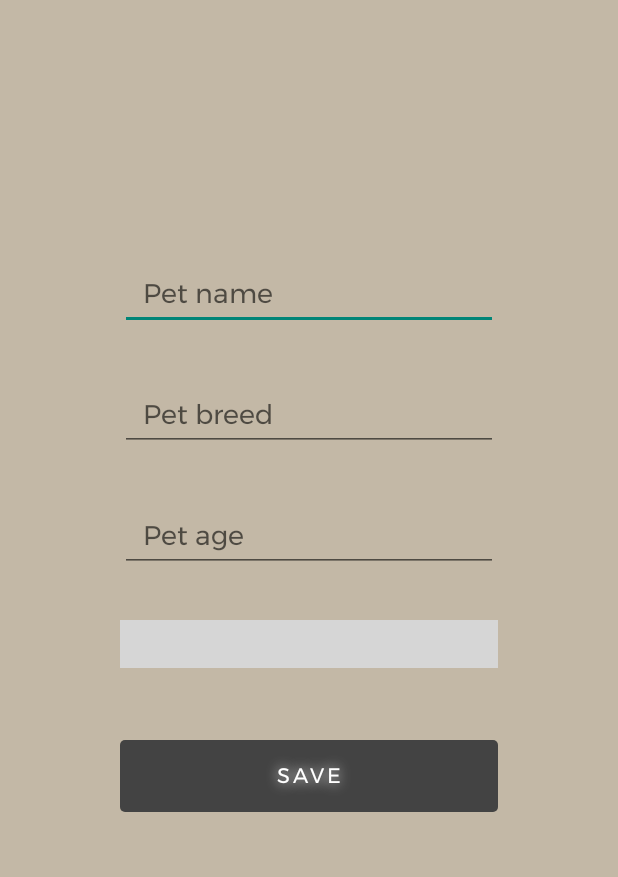
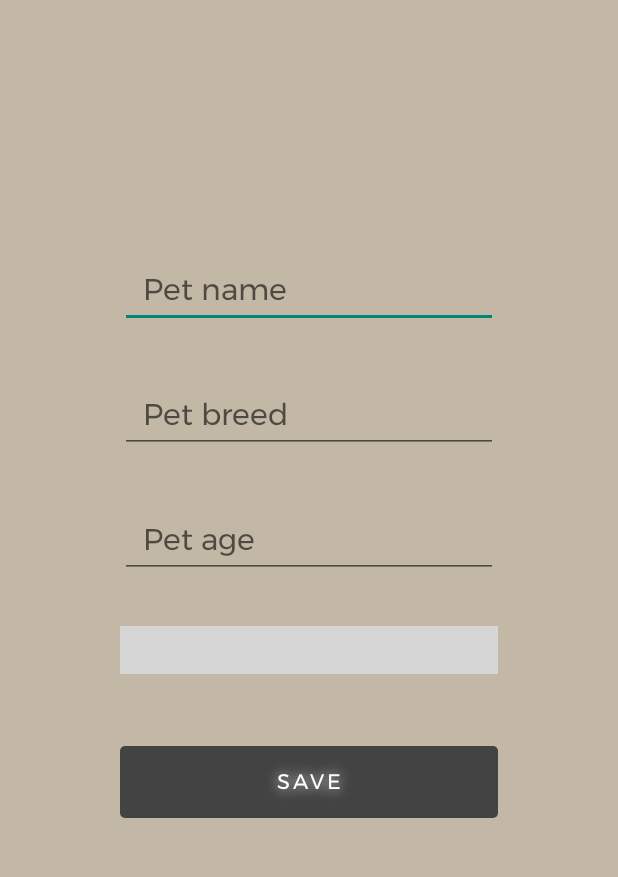
Before and after one commit to aleks-vorgen/home-pets-directory, an Android app built with Jetpack Compose: the screen it shows after launch (MainActivity), in the side drawer, after a tap on "Add pet", on a phone screen of 412 x 824 dp, the part 84-961 px from its top. Run offline under Robolectric (Android 15) with nearby library versions, the phone set to English and light mode, and no system bars; our stand-ins replace navigation-ui; libraries missing offline, so code that uses them is left out: com.skydoves.powerspinner; plain views replace PowerSpinnerView; 5 statements that could not run were skipped; grey boxes are pictures that could not be loaded.

Commit message:
Pet details view now accessible

```diff
--- a/app/build.gradle.kts
+++ b/app/build.gradle.kts
@@ -61,6 +61,8 @@ dependencies {
     implementation(libs.androidx.room.ktx)
     implementation(libs.androidx.lifecycle.livedata.ktx)
 
+    implementation(libs.androidx.lifecycle.viewmodel.ktx)
+
     //Spinner
     implementation(libs.powerspinner)
 
--- a/app/src/main/java/com/example/odz/AddPetFragment.kt
+++ b/app/src/main/java/com/example/odz/AddPetFragment.kt
@@ -7,7 +7,7 @@ import android.view.ViewGroup
 import android.widget.Toast
 import androidx.fragment.app.Fragment
 import androidx.recyclerview.widget.LinearLayoutManager
-import com.example.odz.database.Database
+import com.example.odz.database.PetAdapter
 import com.example.odz.database.PetDatabaseManager
 import com.example.odz.databinding.FragmentAddPetBinding
 import com.example.odz.model.Pet
@@ -17,6 +17,7 @@ import com.skydoves.powerspinner.IconSpinnerItem
 class AddPetFragment : Fragment() {
     private lateinit var binding: FragmentAddPetBinding
     private lateinit var petDatabaseManager: PetDatabaseManager
+    private lateinit var petAdapter: PetAdapter
     private var selectedItem: String = ""
 
     override fun onCreateView(
@@ -24,23 +25,28 @@ class AddPetFragment : Fragment() {
         savedInstanceState: Bundle?
     ): View {
         binding = FragmentAddPetBinding.inflate(inflater, container, false)
-        petDatabaseManager = PetDatabaseManager(requireContext())
-
         initSpinnerDropdown()
         initOnButtonSaveClick()
+        petAdapter = PetAdapter(ArrayList(), requireContext())
+        petDatabaseManager = PetDatabaseManager(requireContext())
 
         return binding.root
     }
 
 
 
+    override fun onDestroy() {
+        super.onDestroy()
+        petDatabaseManager.closeDb()
+    }
+
     override fun onResume() {
         super.onResume()
         petDatabaseManager.openDb()
+        fillAdapter()
     }
 
     private fun initOnButtonSaveClick() {
-        val db = Database.getDatabase(requireContext())
         binding.btnSavePet.setOnClickListener {
             if (!validateInputs()) {
                 Toast.makeText(
@@ -54,15 +60,15 @@ class AddPetFragment : Fragment() {
                     null,
                     binding.etPetName.text.toString(),
                     binding.etPetBreed.text.toString(),
-                    selectedItem,
-                    Integer.parseInt(binding.etPetAge.text.toString())
+                    Integer.parseInt(binding.etPetAge.text.toString()),
+                    selectedItem
                 )
 
                 petDatabaseManager.insertToDB(
                     binding.etPetName.text.toString(),
                     binding.etPetBreed.text.toString(),
-                    selectedItem,
-                    Integer.parseInt(binding.etPetAge.text.toString())
+                    Integer.parseInt(binding.etPetAge.text.toString()),
+                    selectedItem
                 )
             }
         }
@@ -96,4 +102,8 @@ class AddPetFragment : Fragment() {
             lifecycleOwner = this@AddPetFragment
         }
     }
+
+    private fun fillAdapter() {
+        petAdapter.updateAdapter(petDatabaseManager.readDbData())
+    }
 }
--- a/app/src/main/java/com/example/odz/MainActivity.kt
+++ b/app/src/main/java/com/example/odz/MainActivity.kt
@@ -1,6 +1,7 @@
 package com.example.odz
 
 import android.os.Bundle
+import androidx.activity.viewModels
 import androidx.appcompat.app.AppCompatActivity
 import androidx.navigation.NavController
 import androidx.navigation.findNavController
--- a/app/src/main/java/com/example/odz/PetListFragment.kt
+++ b/app/src/main/java/com/example/odz/PetListFragment.kt
@@ -1,5 +1,6 @@
 package com.example.odz
 
+import android.annotation.SuppressLint
 import android.os.Bundle
 import android.view.LayoutInflater
 import android.view.View
@@ -13,8 +14,9 @@ import com.example.odz.databinding.FragmentPetListBinding
 class PetListFragment : Fragment() {
     private lateinit var binding: FragmentPetListBinding
     private lateinit var petDatabaseManager: PetDatabaseManager
-    private val petAdapter = PetAdapter(ArrayList())
+    private lateinit var petAdapter: PetAdapter
 
+    @SuppressLint("ResourceType")
     override fun onCreateView(
         inflater: LayoutInflater, container: ViewGroup?,
         savedInstanceState: Bundle?
@@ -22,6 +24,8 @@ class PetListFragment : Fragment() {
         binding = FragmentPetListBinding
             .inflate(inflater, container, false)
         petDatabaseManager = PetDatabaseManager(requireContext())
+        petAdapter = PetAdapter(ArrayList(), requireContext())
+
         initRecyclerView()
 
         return binding.root
@@ -46,7 +50,11 @@ class PetListFragment : Fragment() {
     }
 
     private fun fillAdapter() {
-        petAdapter.updateAdapter(petDatabaseManager.readDbData())
+        val data = petDatabaseManager.readDbData()
+        petAdapter.updateAdapter(data)
+        if (data.isEmpty())
+            binding.tvNoElements.visibility = View.VISIBLE
+        else
+            binding.tvNoElements.visibility = View.GONE
     }
-
 }
--- a/app/src/main/java/com/example/odz/database/PetAdapter.kt
+++ b/app/src/main/java/com/example/odz/database/PetAdapter.kt
@@ -1,19 +1,27 @@
 package com.example.odz.database
 
 import android.annotation.SuppressLint
+import android.content.Context
+import android.os.Bundle
 import android.view.LayoutInflater
 import android.view.View
 import android.view.ViewGroup
 import android.widget.TextView
+import androidx.fragment.app.viewModels
+import androidx.navigation.Navigation
 import androidx.recyclerview.widget.RecyclerView
+import com.example.odz.DataModel
 import com.example.odz.R
+import com.example.odz.model.Pet
 
-class PetAdapter(listMain: ArrayList<String>) : RecyclerView.Adapter<PetAdapter.PetHolder>() {
+class PetAdapter(listMain: ArrayList<Pet>, contextM: Context) :
+    RecyclerView.Adapter<PetAdapter.PetHolder>() {
     private var listArray = listMain
+    private var context = contextM
 
     override fun onCreateViewHolder(parent: ViewGroup, viewType: Int): PetHolder {
         val inflater = LayoutInflater.from(parent.context)
-        return PetHolder(inflater.inflate(R.layout.recycler_view_item, parent, false))
+        return PetHolder(inflater.inflate(R.layout.recycler_view_item, parent, false), context)
     }
 
     override fun onBindViewHolder(holder: PetHolder, position: Int) {
@@ -25,19 +33,27 @@ class PetAdapter(listMain: ArrayList<String>) : RecyclerView.Adapter<PetAdapter.
     }
 
     @SuppressLint("NotifyDataSetChanged")
-    fun updateAdapter(listItems: List<String>) {
-        listArray.apply {
-            clear()
-            addAll(listItems)
-        }
+    fun updateAdapter(listItems: List<Pet>) {
+        listArray.clear()
+        listArray.addAll(listItems)
         notifyDataSetChanged()
     }
 
-    class PetHolder(itemView: View) : RecyclerView.ViewHolder(itemView) {
+    class PetHolder(itemView: View, contextM: Context) : RecyclerView.ViewHolder(itemView) {
         private val tvName: TextView = itemView.findViewById(R.id.tvPetName)
+        private val context = contextM
 
-        fun setData(title: String) {
-            tvName.text = title
+        fun setData(pet: Pet) {
+            tvName.text = pet.name
+
+            itemView.setOnClickListener {
+                val bundle = Bundle().apply {
+                    putSerializable("pet", pet)
+                }
+
+                val navController = Navigation.findNavController(itemView)
+                navController.navigate(R.id.action_myPets_to_petInfoFragment, bundle)
+            }
         }
 
     }
--- a/app/src/main/java/com/example/odz/database/PetDatabaseManager.kt
+++ b/app/src/main/java/com/example/odz/database/PetDatabaseManager.kt
@@ -5,6 +5,7 @@ import android.content.ContentValues
 import android.content.Context
 import android.database.sqlite.SQLiteDatabase
 import android.util.Log
+import com.example.odz.model.Pet
 
 class PetDatabaseManager(context: Context) {
     private val petDatabaseHelper = PetDatabaseHelper(context)
@@ -14,26 +15,31 @@ class PetDatabaseManager(context: Context) {
         db = petDatabaseHelper.writableDatabase
     }
 
-    fun insertToDB(name: String, breed: String, type: String, age: Int) {
+    fun insertToDB(name: String, breed: String, age: Int, type: String) {
         val values = ContentValues().apply {
             put(PetDatabaseNameClass.COLUMN_NAME_NAME, name)
             put(PetDatabaseNameClass.COLUMN_NAME_BREED, breed)
+            put(PetDatabaseNameClass.COLUMN_NAME_AGE, age)
             put(PetDatabaseNameClass.COLUMN_NAME_TYPE, type)
-            put(PetDatabaseNameClass.COLUMN_NAME_AGE, age)
         }
 
         db?.insert(PetDatabaseNameClass.TABLE_NAME, null, values)
     }
 
     @SuppressLint("Range")
-    fun readDbData(): ArrayList<String> {
-        val dataList = java.util.ArrayList<String>()
+    fun readDbData(): ArrayList<Pet> {
+        val dataList = java.util.ArrayList<Pet>()
         val cursor = db?.query(PetDatabaseNameClass.TABLE_NAME, null, null, null, null, null, null)
 
         while (cursor?.moveToNext()!!) {
-            val dataText =
-                cursor.getString(cursor.getColumnIndex(PetDatabaseNameClass.COLUMN_NAME_NAME))
-            dataList.add(dataText.toString())
+            val pet = Pet(
+                cursor.getColumnIndex(PetDatabaseNameClass.COLUMN_NAME_ID),
+                cursor.getString(cursor.getColumnIndex(PetDatabaseNameClass.COLUMN_NAME_NAME)),
+                cursor.getString(cursor.getColumnIndex(PetDatabaseNameClass.COLUMN_NAME_BREED)),
+                cursor.getInt(cursor.getColumnIndex(PetDatabaseNameClass.COLUMN_NAME_AGE)),
+                cursor.getString(cursor.getColumnIndex(PetDatabaseNameClass.COLUMN_NAME_TYPE))
+            )
+            dataList.add(pet)
         }
 
         cursor.close()
--- a/app/src/main/java/com/example/odz/database/PetDatabaseNameClass.kt
+++ b/app/src/main/java/com/example/odz/database/PetDatabaseNameClass.kt
@@ -4,7 +4,7 @@ import android.provider.BaseColumns
 
 object PetDatabaseNameClass {
     const val TABLE_NAME = "pets"
-
+    const val COLUMN_NAME_ID = "id"
     const val COLUMN_NAME_NAME = "name"
     const val COLUMN_NAME_BREED = "breed"
     const val COLUMN_NAME_TYPE = "type"
--- a/app/src/main/res/layout/fragment_add_pet.xml
+++ b/app/src/main/res/layout/fragment_add_pet.xml
@@ -6,11 +6,7 @@
     android:layout_height="match_parent"
     tools:context=".AddPetFragment">
 
-    <androidx.constraintlayout.widget.ConstraintLayout
-        android:layout_width="match_parent"
-        android:layout_height="match_parent"
-        android:background="@color/background_primary_color"
-        android:paddingHorizontal="80dp">
+    <androidx.constraintlayout.widget.ConstraintLayout style="@style/constraint_layout_default_style">
 
         <Button
             android:id="@+id/btn_savePet"
@@ -31,26 +27,21 @@
 
         <EditText
             android:id="@+id/etPetName"
-            android:layout_width="0dp"
-            android:layout_height="wrap_content"
-            android:layout_marginBottom="16dp"
             android:ems="10"
-            android:fontFamily="@font/montserrat"
             android:hint="@string/etPetName_placeholder"
             android:inputType="text"
-            android:paddingHorizontal="15dp"
             android:singleLine="true"
-            android:textColor="@color/text_default_color"
-            android:textSize="18sp"
             app:layout_constraintBottom_toTopOf="@+id/etPetBreed"
             app:layout_constraintEnd_toEndOf="parent"
             app:layout_constraintHorizontal_bias="0.5"
             app:layout_constraintStart_toStartOf="parent"
             app:layout_constraintTop_toTopOf="parent"
-            app:layout_constraintVertical_chainStyle="packed" />
+            app:layout_constraintVertical_chainStyle="packed"
+            style="@style/textView_style" />
 
         <EditText
             android:id="@+id/etPetBreed"
+            style="@style/textView_style"
             android:layout_width="0dp"
             android:layout_height="wrap_content"
             android:layout_marginTop="16dp"
@@ -70,6 +61,7 @@
 
         <EditText
             android:id="@+id/etPetAge"
+            style="@style/textView_style"
             android:layout_width="0dp"
             android:layout_height="wrap_content"
             android:layout_marginTop="16dp"
--- a/app/src/main/res/layout/fragment_pet_list.xml
+++ b/app/src/main/res/layout/fragment_pet_list.xml
@@ -27,8 +27,10 @@
             android:id="@+id/pet_list_view"
             android:layout_width="match_parent"
             android:layout_height="match_parent"
-            tools:layout_editor_absoluteX="0dp"
-            tools:layout_editor_absoluteY="0dp">
+            app:layout_constraintBottom_toBottomOf="parent"
+            app:layout_constraintEnd_toEndOf="parent"
+            app:layout_constraintStart_toStartOf="parent"
+            app:layout_constraintTop_toTopOf="parent">
 
         </androidx.recyclerview.widget.RecyclerView>
 
--- a/app/src/main/res/navigation/navigation.xml
+++ b/app/src/main/res/navigation/navigation.xml
@@ -12,6 +12,9 @@
         <action
             android:id="@+id/action_petListFragment_to_addPetFragment"
             app:destination="@id/addPet" />
+        <action
+            android:id="@+id/action_myPets_to_petInfoFragment"
+            app:destination="@id/petInfoFragment" />
     </fragment>
     <fragment
         android:id="@+id/addPet"
@@ -22,4 +25,9 @@
             android:id="@+id/action_addPetFragment_to_petListFragment"
             app:destination="@id/myPets" />
     </fragment>
+    <fragment
+        android:id="@+id/petInfoFragment"
+        android:name="com.example.odz.PetInfoFragment"
+        android:label="@string/app_name"
+        tools:layout="@layout/fragment_pet_info" />
 </navigation>
--- a/app/src/main/res/values/strings.xml
+++ b/app/src/main/res/values/strings.xml
@@ -9,6 +9,11 @@
     <string name="etPetAge_placeholder">Pet age</string>
     <string name="etPetType_placeholder">Pet type</string>
     <string name="tv_noElements">Nothing found</string>
+    <string name="default_text">Default</string>
+    <string name="pet_name_label">Name</string>
+    <string name="pet_breed_label">Breed</string>
+    <string name="pet_age_label">Age</string>
+    <string name="pet_type_label">Type</string>
     <string-array name="petTypes">
         <item name="Dog">Dog</item>
         <item name="Cat">Cat</item>
--- a/app/src/main/res/values/styles.xml
+++ b/app/src/main/res/values/styles.xml
@@ -13,4 +13,21 @@
         <item name="android:textAllCaps">true</item>
         <item name="android:letterSpacing">0.15</item>
     </style>
+
+    <style name="textView_style">
+        <item name="android:layout_width">0dp</item>
+        <item name="android:layout_height">wrap_content</item>
+        <item name="android:layout_marginBottom">16dp</item>
+        <item name="android:fontFamily">@font/montserrat</item>
+        <item name="android:paddingHorizontal">15dp</item>
+        <item name="android:textColor">@color/text_default_color</item>
+        <item name="android:textSize">20sp</item>
+    </style>
+
+    <style name="constraint_layout_default_style">
+        <item name="android:layout_width">match_parent</item>
+        <item name="android:layout_height">match_parent</item>
+        <item name="android:background">@color/background_primary_color</item>
+        <item name="android:paddingHorizontal">80dp</item>
+    </style>
 </resources>
--- a/gradle/libs.versions.toml
+++ b/gradle/libs.versions.toml
@@ -16,7 +16,9 @@ powerspinner = "1.2.7"
 [libraries]
 androidx-constraintlayout = { module = "androidx.constraintlayout:constraintlayout", version.ref = "constraintlayout" }
 androidx-core-ktx = { group = "androidx.core", name = "core-ktx", version = "1.13.1" }
+androidx-fragment-ktx = { module = "androidx.fragment:fragment-ktx" }
 androidx-lifecycle-livedata-ktx = { module = "androidx.lifecycle:lifecycle-livedata-ktx" }
+androidx-lifecycle-viewmodel-ktx = { module = "androidx.lifecycle:lifecycle-viewmodel-ktx" }
 androidx-navigation-dynamic-features-fragment = { module = "androidx.navigation:navigation-dynamic-features-fragment" }
 androidx-room-compiler = { module = "androidx.room:room-compiler", version = "2.6.1" }
 androidx-room-ktx = { module = "androidx.room:room-ktx", version = "2.6.1" }
```
Also changed, not shown: app/src/main/java/com/example/odz/DataModel.kt (added, +11 -0 lines), app/src/main/java/com/example/odz/PetInfoFragment.kt (added, +34 -0 lines), app/src/main/java/com/example/odz/model/Pet.kt (+6 -4 lines), app/src/main/res/layout/fragment_pet_info.xml (added, +94 -0 lines), app/src/main/res/layout/recycler_view_item.xml (+2 -8 lines).
